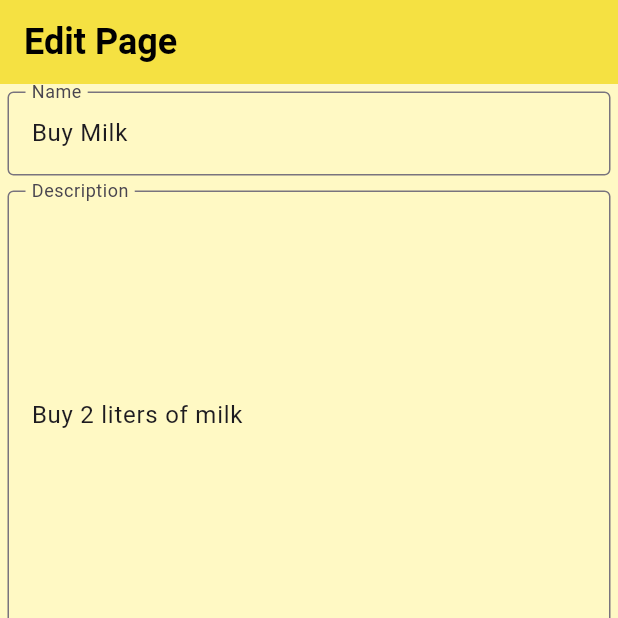
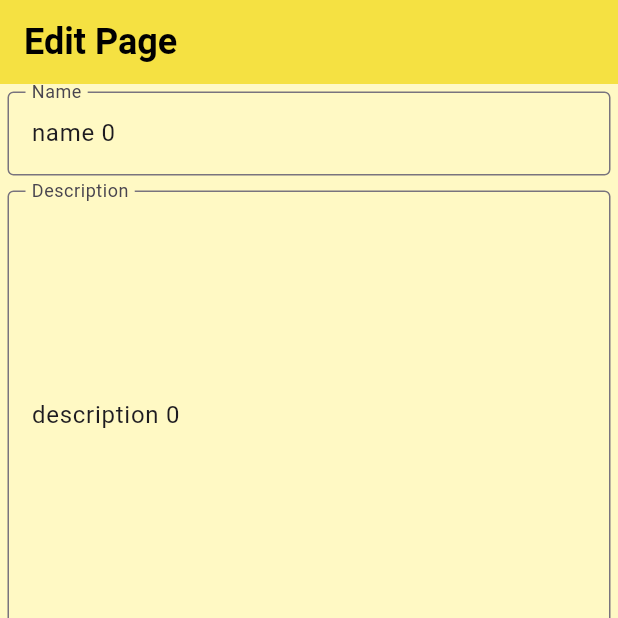
Before and after one commit to Yakumo-zi/code-recipes, a Flutter app: the EditPage screen opened directly with empty values, on a phone screen of 412 x 824 dp, the top half of it. Run offline on Flutter 3.47's test engine with Material 3 defaults, Android fonts, the phone set to English and light mode, and no system bars; our stand-ins replace flutter_slidable, google_fonts, isar; accounts and stored records are empty; generated files the repository leaves out were written again.

Commit message:
feat:use isar to persist data

```diff
--- a/flutter/todo/analysis_options.yaml
+++ b/flutter/todo/analysis_options.yaml
@@ -21,6 +21,7 @@ linter:
   # `// ignore_for_file: name_of_lint` syntax on the line or in the file
   # producing the lint.
   rules:
+    - file_names
     # avoid_print: false  # Uncomment to disable the `avoid_print` rule
     # prefer_single_quotes: true  # Uncomment to enable the `prefer_single_quotes` rule
 
--- a/flutter/todo/lib/data/todo_database.dart
+++ b/flutter/todo/lib/data/todo_database.dart
@@ -1,38 +1,53 @@
-import 'package:todo/model/todo.dart';
+import 'package:isar/isar.dart';
+import 'package:path_provider/path_provider.dart';
+import 'package:todo/model/todo_item.dart';
 
 class TodoDatabase {
-  final _todos = <Todo>[
-    Todo(
-        id: 1,
-        name: 'Buy Milk',
-        date: DateTime.now(),
-        decription: 'Buy 2 liters of milk',
-        isDone: false),
-    Todo(
-        id: 2,
-        name: 'Buy Bread',
-        date: DateTime.now(),
-        decription: 'Buy 2 loaves of bread',
-        isDone: false),
-    Todo(
-        id: 3,
-        name: 'Buy Eggs',
-        date: DateTime.now(),
-        decription: 'Buy 1 dozen eggs',
-        isDone: false),
-  ];
-
-  List<Todo> get todos => _todos;
-  void add(Todo todo) {
-    _todos.add(todo);
+  static Isar? isar;
+  void mock() {
+    for (int i = 0; i < 10; i++) {
+      isar!.writeTxnSync(() {
+        isar!.todoItems.putSync(TodoItem(
+            name: 'name $i',
+            id: i,
+            date: DateTime.now(),
+            isDone: false,
+            decription: 'description $i'));
+      });
+    }
   }
 
-  void remove(int id) {
-    _todos.removeWhere((element) => element.id == id);
+  Future<void> initTodoDatabase() async {
+    if (isar != null) {
+      return;
+    }
+    final dir = await getApplicationDocumentsDirectory();
+    isar = await Isar.open([TodoItemSchema], directory: dir.path);
   }
 
-  void update(Todo todo) {
-    var index = _todos.indexWhere((element) => element.id == todo.id);
-    _todos[index] = todo;
+  void insertTodo(TodoItem todo) {
+    isar!.writeTxnSync(() {
+      isar!.todoItems.putSync(todo);
+    });
+  }
+
+  void deleteTodoById(int id) {
+    isar!.writeTxnSync(() {
+      isar!.todoItems.deleteSync(id);
+    });
+  }
+
+  void updateTodo(TodoItem todo) {
+    isar!.writeTxnSync(() {
+      isar!.todoItems.putSync(todo);
+    });
+  }
+
+  List<TodoItem> getAlltodoItems() {
+    return isar!.todoItems.where().findAllSync();
+  }
+
+  TodoItem? getTodoById(int id) {
+    return isar!.todoItems.getSync(id);
   }
 }
--- a/flutter/todo/lib/main.dart
+++ b/flutter/todo/lib/main.dart
@@ -16,7 +16,7 @@ class MyApp extends StatelessWidget {
       routes: {
         '/home': (context) => const HomePage(),
         '/edit': (context) =>
-            EditPage(index: ModalRoute.of(context)!.settings.arguments as int),
+            EditPage(id: ModalRoute.of(context)!.settings.arguments as int),
       },
     );
   }
--- a/flutter/todo/lib/model/todo.dart
+++ b/flutter/todo/lib/model/todo_item.dart
@@ -1,11 +1,14 @@
-class Todo {
-  final int id;
+import 'package:isar/isar.dart';
+part 'todo_item.g.dart';
+@Collection()
+class TodoItem {
+  Id id = Isar.autoIncrement;
   String name;
   DateTime date;
   String decription;
   bool isDone;
 
-  Todo(
+  TodoItem(
       {required this.name,
       required this.id,
       required this.date,
--- a/flutter/todo/lib/pages/edit_page.dart
+++ b/flutter/todo/lib/pages/edit_page.dart
@@ -1,20 +1,18 @@
-import 'dart:developer';
-
 import 'package:flutter/material.dart';
 import 'package:todo/data/todo_database.dart';
-import 'package:todo/model/todo.dart';
+import 'package:todo/model/todo_item.dart';
 
 class EditPage extends StatefulWidget {
-  final int index;
-  const EditPage({super.key, required this.index});
+  final int id;
+  const EditPage({super.key, required this.id});
 
   @override
   State<EditPage> createState() => _EditPageState();
 }
 
 class _EditPageState extends State<EditPage> {
-  final TodoDatabase db = TodoDatabase();
-  late Todo todo;
+  TodoDatabase db = TodoDatabase();
+  late TodoItem todo;
   final TextEditingController nameController = TextEditingController();
   final TextEditingController descriptionController = TextEditingController();
   void changeName() {
@@ -27,17 +25,13 @@ class _EditPageState extends State<EditPage> {
 
   void onSave() {
     todo.date = DateTime.now();
-    log("Saving todo: ${todo.name} ${todo.decription} ${todo.date} ${todo.isDone} ${todo.id}");
-    db.update(todo);
+    db.updateTodo(todo);
     Navigator.pop(context);
   }
 
   @override
   void initState() {
     super.initState();
-    todo = db.todos[widget.index];
-    nameController.text = todo.name;
-    descriptionController.text = todo.decription;
     nameController.addListener(changeName);
     descriptionController.addListener(changeDescription);
   }
@@ -62,7 +56,20 @@ class _EditPageState extends State<EditPage> {
         title: const Text('Edit Page'),
         elevation: 2,
       ),
-      body: Container(
+      body: FutureBuilder(future: () async {
+        await db.initTodoDatabase();
+        var todo = db.getTodoById(widget.id)!;
+        return todo;
+      }(), builder: (context, snapshot) {
+        if (snapshot.connectionState != ConnectionState.done) {
+          return const Center(
+            child: CircularProgressIndicator(),
+          );
+        }
+        todo = snapshot.data as TodoItem;
+        nameController.text = todo.name;
+        descriptionController.text = todo.decription;
+        return Container(
           padding: const EdgeInsets.all(5),
           color: Colors.yellow[100],
           child: Column(
@@ -114,7 +121,8 @@ class _EditPageState extends State<EditPage> {
               )
             ],
           ),
-      ),
+        );
+      }),
     );
   }
 }
--- a/flutter/todo/pubspec.yaml
+++ b/flutter/todo/pubspec.yaml
@@ -36,6 +36,9 @@ dependencies:
   # Use with the CupertinoIcons class for iOS style icons.
   cupertino_icons: ^1.0.6
   flutter_slidable:
+  isar: ^3.1.0+1
+  isar_flutter_libs: ^3.1.0+1
+  path_provider: ^2.1.3
 dev_dependencies:
   flutter_test:
     sdk: flutter
@@ -46,6 +49,8 @@ dev_dependencies:
   # package. See that file for information about deactivating specific lint
   # rules and activating additional ones.
   flutter_lints: ^3.0.0
+  isar_generator: ^3.1.0+1
+  build_runner: ^2.4.11
 
 # For information on the generic Dart part of this file, see the
 # following page: https://dart.dev/tools/pub/pubspec
```
Also changed, not shown: flutter/todo/lib/pages/home_page.dart (+32 -14 lines), flutter/todo/lib/model/todo_item.g.dart (added), flutter/todo/pubspec.lock, 5 other files. Lines whose indentation alone changed are shown as unchanged.
